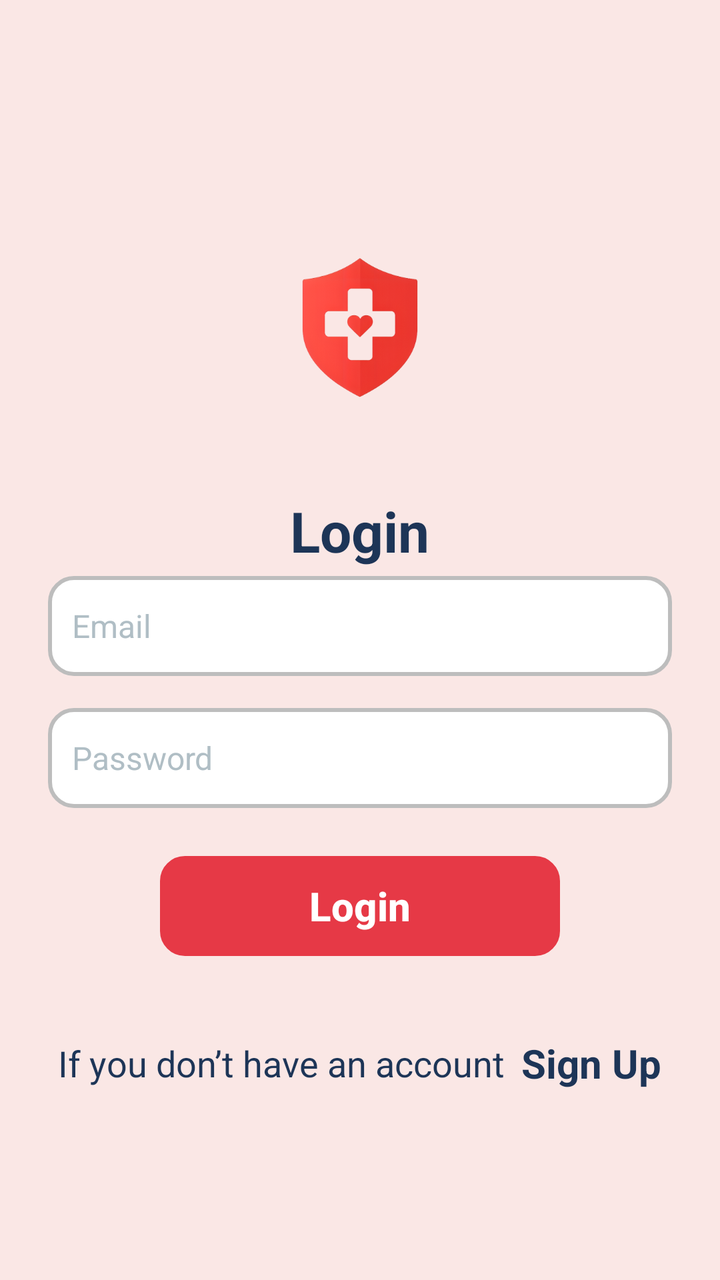
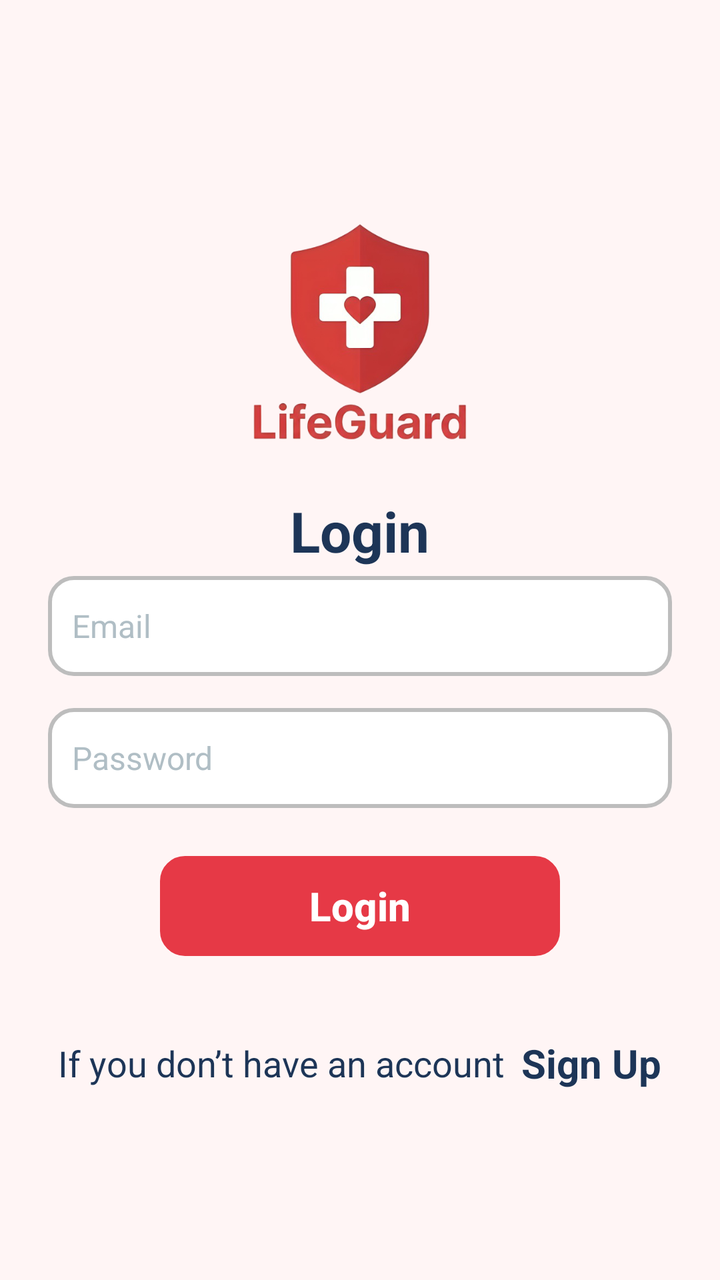

Before-and-after screenshots of an Android layout around one commit, followed by the original layout XML and the change that was made.
<!-- AndroidManifest.xml: application theme Theme.lifeguard -->
<!-- res/layout/activity_login.xml -->
<LinearLayout xmlns:android="http://schemas.android.com/apk/res/android"
    xmlns:app="http://schemas.android.com/apk/res-auto"
    android:layout_width="match_parent"
    android:layout_height="match_parent"
    android:background="#fae7e5"
    android:gravity="center"
    android:orientation="vertical"
    android:padding="24dp">

    <ImageView
        android:layout_width="300dp"
        android:layout_height="150dp"
        android:src="@drawable/logo" />

    <TextView
        android:layout_width="wrap_content"
        android:layout_height="wrap_content"
        android:layout_marginTop="2dp"
        android:paddingBottom="4dp"
        android:text="@string/login"
        android:textColor="#1D3557"
        android:textSize="28sp"
        android:textStyle="bold" />

    <EditText
        android:id="@+id/etEmail"
        android:layout_width="match_parent"
        android:layout_height="50dp"
        android:layout_marginBottom="16dp"
        android:autofillHints="emailAddress"
        android:background="@drawable/rounded_edittext"
        android:hint="@string/email"
        android:inputType="textEmailAddress"
        android:padding="12dp"
        android:textColor="#880E4F"
        android:textColorHint="#B0BEC5"
        android:textSize="16sp" />

    <EditText
        android:id="@+id/etPassword"
        android:layout_width="match_parent"
        android:layout_height="50dp"
        android:layout_marginBottom="24dp"
        android:autofillHints="password"
        android:background="@drawable/rounded_edittext"
        android:hint="@string/password"
        android:inputType="textPassword"
        android:padding="12dp"
        android:textColor="#880E4F"
        android:textColorHint="#B0BEC5"
        android:textSize="16sp" />

    <com.google.android.material.button.MaterialButton
        android:id="@+id/btnLogin"
        android:layout_width="200dp"
        android:layout_height="50dp"
        android:background="@drawable/rounded_button"
        android:elevation="4dp"
        android:text="@string/login"
        android:textColor="#FFFFFF"
        android:textAlignment="center"
        android:textSize="20sp"
        android:textStyle="bold"
        app:backgroundTint="#E63946" />

    <LinearLayout
        android:layout_width="wrap_content"
        android:layout_height="wrap_content"
        android:layout_marginTop="40dp"
        android:orientation="horizontal"
        android:gravity="center">

        <TextView
            android:layout_width="wrap_content"
            android:layout_height="wrap_content"
            android:text="If you don’t have an account "
            android:textSize="18sp"
            android:textColor="#1D3557"/>

        <TextView
            android:id="@+id/LoginText"
            android:layout_width="wrap_content"
            android:layout_height="wrap_content"
            android:text="@string/register"
            android:textSize="20sp"
            android:textStyle="bold"
            android:textColor="#1D3557"
            android:clickable="true"
            android:focusable="true"
            android:layout_marginStart="4dp"/>
    </LinearLayout>

</LinearLayout>
<!-- resources referenced by this layout -->
<resources>
  <!-- drawable logo: png bitmap (drawable, 89834 bytes) -->
  <!-- drawable rounded_button (drawable) -->
  <shape xmlns:android="http://schemas.android.com/apk/res/android"
      android:shape="rectangle">
      <solid android:color="#B93435"/>
      <corners android:radius="12dp"/>
      <stroke
          android:width="1dp"
          android:color="#BDBDBD"/>
  
  </shape>
  <!-- drawable rounded_edittext (drawable) -->
  <shape xmlns:android="http://schemas.android.com/apk/res/android" android:shape="rectangle">
      <solid android:color="#FFFFFF"/>
      <corners android:radius="12dp"/>
      <stroke android:width="2dp" android:color="#BDBDBD"/>
  </shape>
  <string name="email">Email</string>
  <string name="login">Login</string>
  <string name="password">Password</string>
  <string name="register">Sign Up</string>
  <style name="Theme.lifeguard" parent="Base.Theme.lifeguard" />
  <style name="Base.Theme.lifeguard" parent="Theme.Material3.DayNight.NoActionBar">
          
          
      </style>
</resources>

<!-- the commit's change to res/layout/activity_login.xml (unified diff, before → after) -->
@@ -2,7 +2,7 @@
     xmlns:app="http://schemas.android.com/apk/res-auto"
     android:layout_width="match_parent"
     android:layout_height="match_parent"
-    android:background="#fae7e5"
+    android:background="#FFF5F5"
     android:gravity="center"
     android:orientation="vertical"
     android:padding="24dp">
@@ -10,7 +10,7 @@
     <ImageView
         android:layout_width="300dp"
         android:layout_height="150dp"
-        android:src="@drawable/logo" />
+        android:src="@drawable/logo2" />
 
     <TextView
         android:layout_width="wrap_content"
<!-- resource entries referenced after the edit -->
@@ -1,6 +1,6 @@
 <!-- resources referenced by this layout -->
 <resources>
-  <!-- drawable logo: png bitmap (drawable, 89834 bytes) -->
+  <!-- drawable logo2: png bitmap (drawable, 104662 bytes) -->
   <!-- drawable rounded_button (drawable) -->
   <shape xmlns:android="http://schemas.android.com/apk/res/android"
       android:shape="rectangle">
